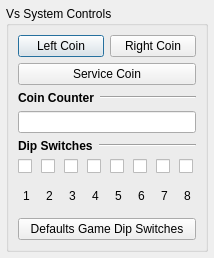
punesemu/puNES, file src/gui/designer/dlgVsSystem.ui: the form before one commit.
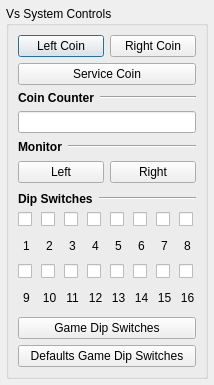
The form after the commit.

Commit message: Added support for Vs System (Unisystem and DualSystem). (#325)

The edit to the form file:
```diff
--- a/src/gui/designer/dlgVsSystem.ui
+++ b/src/gui/designer/dlgVsSystem.ui
@@ -7,7 +7,7 @@
     <x>0</x>
     <y>0</y>
     <width>214</width>
-    <height>258</height>
+    <height>385</height>
    </rect>
   </property>
   <property name="windowTitle">
@@ -105,7 +105,79 @@
        </layout>
       </item>
       <item>
-       <layout class="QHBoxLayout" name="horizontalLayout_dip_switches">
+       <widget class="QWidget" name="widget_Monitor" native="true">
+        <layout class="QVBoxLayout" name="verticalLayout_2">
+         <property name="leftMargin">
+          <number>0</number>
+         </property>
+         <property name="topMargin">
+          <number>0</number>
+         </property>
+         <property name="rightMargin">
+          <number>0</number>
+         </property>
+         <property name="bottomMargin">
+          <number>0</number>
+         </property>
+         <item>
+          <layout class="QHBoxLayout" name="horizontalLayout_Monitor">
+           <item>
+            <widget class="QLabel" name="label_Monitor">
+             <property name="font">
+              <font>
+               <weight>75</weight>
+               <bold>true</bold>
+              </font>
+             </property>
+             <property name="text">
+              <string>Monitor</string>
+             </property>
+            </widget>
+           </item>
+           <item>
+            <widget class="Line" name="line_Monitor">
+             <property name="sizePolicy">
+              <sizepolicy hsizetype="Expanding" vsizetype="Fixed">
+               <horstretch>0</horstretch>
+               <verstretch>0</verstretch>
+              </sizepolicy>
+             </property>
+             <property name="orientation">
+              <enum>Qt::Horizontal</enum>
+             </property>
+            </widget>
+           </item>
+          </layout>
+         </item>
+         <item>
+          <layout class="QHBoxLayout" name="horizontalLayout_Button_Monitor">
+           <item>
+            <widget class="QPushButton" name="pushButton_Left_Monitor">
+             <property name="text">
+              <string>Left</string>
+             </property>
+             <property name="checkable">
+              <bool>true</bool>
+             </property>
+            </widget>
+           </item>
+           <item>
+            <widget class="QPushButton" name="pushButton_Right_Monitor">
+             <property name="text">
+              <string>Right</string>
+             </property>
+             <property name="checkable">
+              <bool>true</bool>
+             </property>
+            </widget>
+           </item>
+          </layout>
+         </item>
+        </layout>
+       </widget>
+      </item>
+      <item>
+       <layout class="QHBoxLayout" name="horizontalLayout_Dip_Switches">
         <item>
          <widget class="QLabel" name="label_Dip_Switches">
           <property name="font">
@@ -266,6 +338,163 @@
         </item>
        </layout>
       </item>
+      <item>
+       <widget class="QWidget" name="widget_Dip_Switches2" native="true">
+        <layout class="QVBoxLayout" name="verticalLayout">
+         <property name="leftMargin">
+          <number>0</number>
+         </property>
+         <property name="topMargin">
+          <number>0</number>
+         </property>
+         <property name="rightMargin">
+          <number>0</number>
+         </property>
+         <property name="bottomMargin">
+          <number>0</number>
+         </property>
+         <item>
+          <layout class="QGridLayout" name="gridLayout_Dip_Switches2">
+           <item row="1" column="3">
+            <widget class="QLabel" name="label_ds13">
+             <property name="text">
+              <string>12</string>
+             </property>
+             <property name="alignment">
+              <set>Qt::AlignCenter</set>
+             </property>
+             <property name="textInteractionFlags">
+              <set>Qt::NoTextInteraction</set>
+             </property>
+            </widget>
+           </item>
+           <item row="1" column="4">
+            <widget class="QLabel" name="label_ds12">
+             <property name="text">
+              <string>13</string>
+             </property>
+             <property name="alignment">
+              <set>Qt::AlignCenter</set>
+             </property>
+             <property name="textInteractionFlags">
+              <set>Qt::NoTextInteraction</set>
+             </property>
+            </widget>
+           </item>
+           <item row="1" column="5">
+            <widget class="QLabel" name="label_ds11">
+             <property name="text">
+              <string>14</string>
+             </property>
+             <property name="alignment">
+              <set>Qt::AlignCenter</set>
+             </property>
+             <property name="textInteractionFlags">
+              <set>Qt::NoTextInteraction</set>
+             </property>
+            </widget>
+           </item>
+           <item row="1" column="6">
+            <widget class="QLabel" name="label_ds10">
+             <property name="text">
+              <string>15</string>
+             </property>
+             <property name="alignment">
+              <set>Qt::AlignCenter</set>
+             </property>
+             <property name="textInteractionFlags">
+              <set>Qt::NoTextInteraction</set>
+             </property>
+            </widget>
+           </item>
+           <item row="1" column="7">
+            <widget class="QLabel" name="label_ds9">
+             <property name="text">
+              <string>16</string>
+             </property>
+             <property name="alignment">
+              <set>Qt::AlignCenter</set>
+             </property>
+             <property name="textInteractionFlags">
+              <set>Qt::NoTextInteraction</set>
+             </property>
+            </widget>
+           </item>
+           <item row="1" column="2">
+            <widget class="QLabel" name="label_ds14">
+             <property name="text">
+              <string>11</string>
+             </property>
+             <property name="alignment">
+              <set>Qt::AlignCenter</set>
+             </property>
+             <property name="textInteractionFlags">
+              <set>Qt::NoTextInteraction</set>
+             </property>
+            </widget>
+           </item>
+           <item row="1" column="1">
+            <widget class="QLabel" name="label_ds15">
+             <property name="text">
+              <string>10</string>
+             </property>
+             <property name="alignment">
+              <set>Qt::AlignCenter</set>
+             </property>
+             <property name="textInteractionFlags">
+              <set>Qt::NoTextInteraction</set>
+             </property>
+            </widget>
+           </item>
+           <item row="1" column="0">
+            <widget class="QLabel" name="label_ds16">
+             <property name="text">
+              <string>9</string>
+             </property>
+             <property name="alignment">
+              <set>Qt::AlignCenter</set>
+             </property>
+             <property name="textInteractionFlags">
+              <set>Qt::NoTextInteraction</set>
+             </property>
+            </widget>
+           </item>
+           <item row="0" column="7">
+            <widget class="QCheckBox" name="checkBox_ds16"/>
+           </item>
+           <item row="0" column="6">
+            <widget class="QCheckBox" name="checkBox_ds15"/>
+           </item>
+           <item row="0" column="5">
+            <widget class="QCheckBox" name="checkBox_ds14"/>
+           </item>
+           <item row="0" column="4">
+            <widget class="QCheckBox" name="checkBox_ds13"/>
+           </item>
+           <item row="0" column="3">
+            <widget class="QCheckBox" name="checkBox_ds12"/>
+           </item>
+           <item row="0" column="2">
+            <widget class="QCheckBox" name="checkBox_ds11"/>
+           </item>
+           <item row="0" column="1">
+            <widget class="QCheckBox" name="checkBox_ds10"/>
+           </item>
+           <item row="0" column="0">
+            <widget class="QCheckBox" name="checkBox_ds9"/>
+           </item>
+          </layout>
+         </item>
+        </layout>
+       </widget>
+      </item>
+      <item>
+       <widget class="QPushButton" name="pushButton_Dip_Switches">
+        <property name="text">
+         <string>Game Dip Switches</string>
+        </property>
+       </widget>
+      </item>
       <item>
        <widget class="QPushButton" name="pushButton_Defaults_Dip_Switches">
         <property name="text">
```
Left out of the diff: 13 changed lines with no effect on the pictures. The commit also changes 832 other files.
